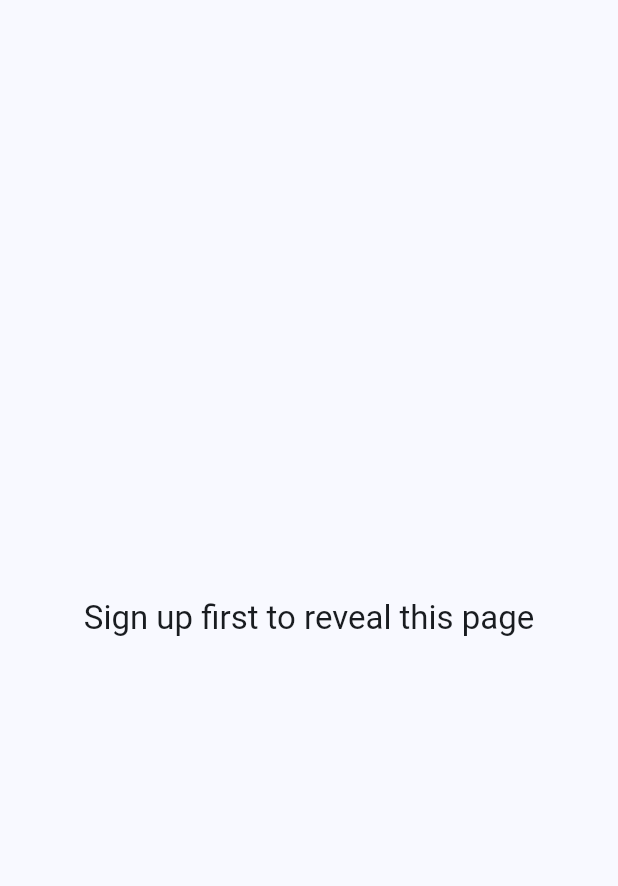
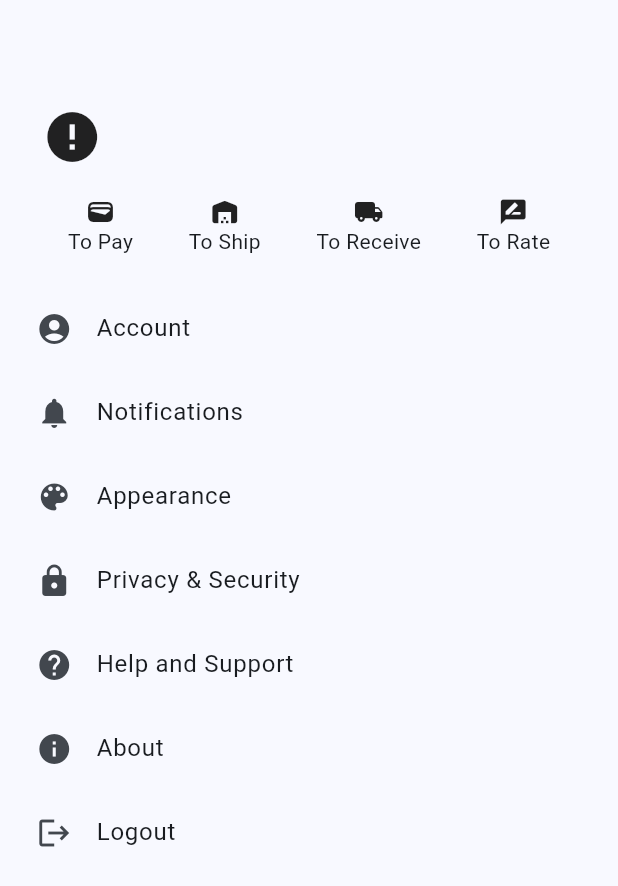
Before and after one commit to Skivap/SoftwareStudio, a Flutter app: the HomePage screen opened directly with empty values, swiped to page 5, on a phone screen of 412 x 824 dp. Shown: the top 886 px of the screen. Run offline on Flutter 3.47's test engine with Material 3 defaults, Android fonts, the phone set to English and light mode, and no system bars; our stand-ins replace cloud_firestore, firebase_auth, firebase_core, firebase_storage, image_picker; accounts and stored records are empty; network calls fail.

Commit message:
added user_settings, still incomplete

```diff
--- a/lib/home.dart
+++ b/lib/home.dart
@@ -4,6 +4,8 @@ import 'package:prototype_ss/views/main_page.dart';
 import 'package:prototype_ss/views/search_page.dart';
 import 'package:prototype_ss/views/chat.dart';
 import 'package:prototype_ss/views/shopping_cart.dart';
+import 'package:prototype_ss/views/user_settings.dart';
+
 class HomePage extends StatefulWidget {
 
   final void Function(String) changePage;
@@ -46,20 +48,20 @@ class _HomePage extends State<HomePage> with TickerProviderStateMixin {
             controller: _pageViewController,
             onPageChanged: _handlePageViewChanged,
             children: <Widget>[
-              Center(
+              const Center(
                 child: MainPage(),
               ),
               Center(
-                child: search_page(context),
+                child: searchPage(context),
               ),
-              Center(
+              const Center(
                 child: ShoppingCart(),
               ),
               const Center(
                 child: ChatPage(),
               ),
               Center(
-                child: Text('Sign up first to reveal this page', style: textTheme.titleLarge),
+                child: UserSettings(changePage: widget.changePage,),
               ),
             ],
           ),
@@ -129,7 +131,7 @@ class PageIndicator extends StatelessWidget {
     if (!isOnDesktopAndWeb) {
       return const SizedBox.shrink();
     }
-    final ColorScheme colorScheme = Theme.of(context).colorScheme;
+    //final ColorScheme colorScheme = Theme.of(context).colorScheme;
 
     final icons = [
       Icons.home,
@@ -149,7 +151,7 @@ class PageIndicator extends StatelessWidget {
             color: Colors.grey.withOpacity(0.5), // Shadow color
             spreadRadius: 5,
             blurRadius: 7,
-            offset: Offset(0, 3), // changes position of shadow
+            offset: const Offset(0, 3), // changes position of shadow
           ),
         ],
       ),
--- a/lib/model/chatdata.dart
+++ b/lib/model/chatdata.dart
@@ -1,5 +1,3 @@
-import 'package:flutter/material.dart';
-
 class ChatData{
   final String username;
   final String message;
--- a/lib/page_controller.dart
+++ b/lib/page_controller.dart
@@ -2,7 +2,6 @@ import 'package:flutter/material.dart';
 import 'package:prototype_ss/home.dart';
 import 'package:prototype_ss/views/login.dart';
 import 'package:prototype_ss/views/signup.dart';
-import 'package:prototype_ss/views/shopping_cart.dart';
 
 class PageSwitcher extends StatefulWidget {
 
@@ -24,7 +23,7 @@ class _PageSwitcher extends State<PageSwitcher> {
 
   @override
   Widget build(BuildContext context){
-    Widget page = LoginPage(changePage: changePage);;
+    Widget page = LoginPage(changePage: changePage);
 
     if(currentPage == "Login"){
       page = LoginPage(changePage: changePage);
--- a/lib/views/chat.dart
+++ b/lib/views/chat.dart
@@ -75,7 +75,7 @@ class ChatBar extends StatelessWidget {
         SizedBox(height: 20.0,),
         Column(
           children: [
-            Container(
+            SizedBox(
               width: 333,
               height: 57,
               child: Stack(
--- a/lib/views/search_page.dart
+++ b/lib/views/search_page.dart
@@ -3,7 +3,7 @@ import 'package:prototype_ss/widgets/product_page.dart';
 
 List<String> itemList = ['One', 'Two', 'Three', 'Four','One', 'Two', 'Three'];
 
-Widget search_page(BuildContext context) {
+Widget searchPage(BuildContext context) {
   return Padding(
     padding: const EdgeInsets.only(
       left: 8.0,
@@ -32,6 +32,7 @@ Widget search_page(BuildContext context) {
   );
 }
 
+// ignore: non_constant_identifier_names
 Widget Search_Bar(){
   return SearchAnchor(
     builder: (BuildContext context, SearchController controller) {
--- /dev/null
+++ b/lib/views/user_settings.dart
@@ -0,0 +1,227 @@
+import 'dart:async';
+import 'package:firebase_auth/firebase_auth.dart';
+import 'package:flutter/material.dart';
+import 'package:cloud_firestore/cloud_firestore.dart';
+import 'package:flutter/widgets.dart';
+import 'package:image_picker/image_picker.dart';
+import 'dart:io';
+import 'package:firebase_storage/firebase_storage.dart';
+
+class UserSettings extends StatefulWidget {
+  final void Function(String) changePage;
+
+  const UserSettings({super.key, required this.changePage});
+
+  @override
+  State<UserSettings> createState() => _UserSettingsState();
+}
+
+class _UserSettingsState extends State<UserSettings> {
+  late User? user;
+  late String? userId;
+  String imageLink = '';
+  String username = '';
+
+  @override
+  void initState() {
+    super.initState();
+    user = FirebaseAuth.instance.currentUser;
+    userId = user?.uid ?? '';
+    getUserInfo();
+  }
+
+  void getUserInfo() async {
+    try {
+      const Duration timeoutDuration = Duration(seconds: 10);
+      DocumentSnapshot<Map<String, dynamic>> querySnapshot = await FirebaseFirestore.instance
+          .collection('users')
+          .doc(userId)
+          .get()
+          .timeout(timeoutDuration);
+
+      if (querySnapshot.exists) {
+        if (mounted) {
+          setState(() {
+            username = querySnapshot.data()?['name'] ?? '';
+            imageLink = querySnapshot.data()?['imageLink'] ?? '';
+          });
+        }
+      } else {
+        if (mounted) {
+          print('Document does not exist');
+        }
+      }
+    } on TimeoutException catch (_) {
+      print('Timeout occurred');
+    } catch (e) {
+      print('Error: $e');
+    }
+  }
+
+  Future<void> _updateProfilePicture() async {
+    final picker = ImagePicker();
+    final pickedFile = await picker.pickImage(source: ImageSource.gallery);
+
+    if (pickedFile != null) {
+      File file = File(pickedFile.path);
+      try {
+        // Upload to Firebase Storage
+        UploadTask uploadTask = FirebaseStorage.instance
+            .ref('profile_pictures/$userId')
+            .putFile(file);
+        TaskSnapshot taskSnapshot = await uploadTask;
+        String downloadUrl = await taskSnapshot.ref.getDownloadURL();
+
+        // Update Firestore
+        await FirebaseFirestore.instance
+            .collection('users')
+            .doc(userId)
+            .update({'imageLink': downloadUrl});
+
+        setState(() {
+          imageLink = downloadUrl;
+        });
+      } catch (e) {
+        print('Error: $e');
+      }
+    }
+  }
+
+  void _logout() async {
+    await FirebaseAuth.instance.signOut();
+    widget.changePage('Login');
+  }
+
+  @override
+  Widget build(BuildContext context) {
+    double myWidth = MediaQuery.of(context).size.width;
+    double myHeight = MediaQuery.of(context).size.height;
+
+    return Padding(
+      padding: EdgeInsets.all(myWidth * 0.02),
+      child: Column(
+        children: [
+          Container(
+            padding: EdgeInsets.symmetric(horizontal: 20),
+            height: myHeight * 0.125,
+            child: Row(
+              mainAxisAlignment: MainAxisAlignment.start,
+              crossAxisAlignment: CrossAxisAlignment.end,
+              children: [
+                Flexible(
+                  child: Image.network(
+                    imageLink,
+                    errorBuilder: (context, error, stackTrace) => const Icon(Icons.error, size: 40),
+                    fit: BoxFit.cover,
+                    height: 200,
+                  ),
+                ),
+                const SizedBox(width: 10,),
+                SizedBox(
+                  width: myWidth * 0.4,
+                  child: Text(
+                    username,
+                    style: const TextStyle(
+                      fontWeight: FontWeight.bold,
+                      fontSize: 30,
+                    ),
+                  ),
+                ),
+              ],
+            ),
+          ),
+          const SizedBox(height:20),
+          Center(
+            child: Row(
+              mainAxisAlignment: MainAxisAlignment.spaceEvenly,
+              crossAxisAlignment: CrossAxisAlignment.center,
+              children: [
+                InkWell(
+                  onTap: () => {
+
+                  },
+                  child: const Column(
+                    children: [Icon(Icons.wallet, size: 20,), Text('To Pay')]
+                  ),
+                ),
+                InkWell(
+                  onTap: () => {
+
+                  },
+                  child: const Column(
+                    children: [Icon(Icons.warehouse_rounded, size: 20,), Text('To Ship')]
+                  ),
+                ),
+                InkWell(
+                  onTap: () => {
+
+                  },
+                  child: const Column(
+                    children: [Icon(Icons.local_shipping_rounded, size: 20,), Text('To Receive')
+                    ]
+                  ),
+                ),
+                InkWell(
+                  onTap: () => {
+
+                  },
+                  child: const Column(
+                    children: [Icon(Icons.rate_review_rounded, size: 20,), Text('To Rate')]
+                  ),
+                ),
+              ],
+            ),
+          ),
+          const SizedBox(height:20),
+          ListTile(
+              leading: const Icon(Icons.account_circle),
+              title: const Text('Account'),
+              onTap: () {
+
+              },
+            ),
+            ListTile(
+              leading: const Icon(Icons.notifications),
+              title: const Text('Notifications'),
+              onTap: () {
+
+              },
+            ),
+            ListTile(
+              leading: const Icon(Icons.color_lens),
+              title: const Text('Appearance'),
+              onTap: () {
+
+              },
+            ),
+            ListTile(
+              leading: const Icon(Icons.lock),
+              title: const Text('Privacy & Security'),
+              onTap: () {
+
+              },
+            ),
+            ListTile(
+              leading: const Icon(Icons.help),
+              title: const Text('Help and Support'),
+              onTap: () {
+
+              },
+            ),
+            ListTile(
+              leading: const Icon(Icons.info),
+              title: const Text('About'),
+              onTap: () {
+
+              },
+            ),
+            ListTile(
+              leading: const Icon(Icons.logout),
+              title: const Text('Logout'),
+              onTap: _logout,
+            ),
+        ],
+      ),
+    );
+  }
+}
--- a/pubspec.yaml
+++ b/pubspec.yaml
@@ -20,6 +20,7 @@ dependencies:
   image_picker: ^1.1.1
   firebase_auth: ^4.4.3
   uuid: ^4.4.0
+  firebase_storage: ^11.7.7
 
 dev_dependencies:
   flutter_test:
```
Also changed, not shown: lib/views/shopping_cart.dart (+56 -10 lines), lib/widgets/NumericStepButton.dart (deleted, +0 -85 lines), lib/widgets/buy_product_screen.dart (+29 -22 lines), lib/widgets/cart_item.dart (+35 -13 lines), lib/widgets/numeric_step_button.dart (added, +83 -0 lines), lib/widgets/product.dart (+21 -18 lines), pubspec.lock, 4 other files.
